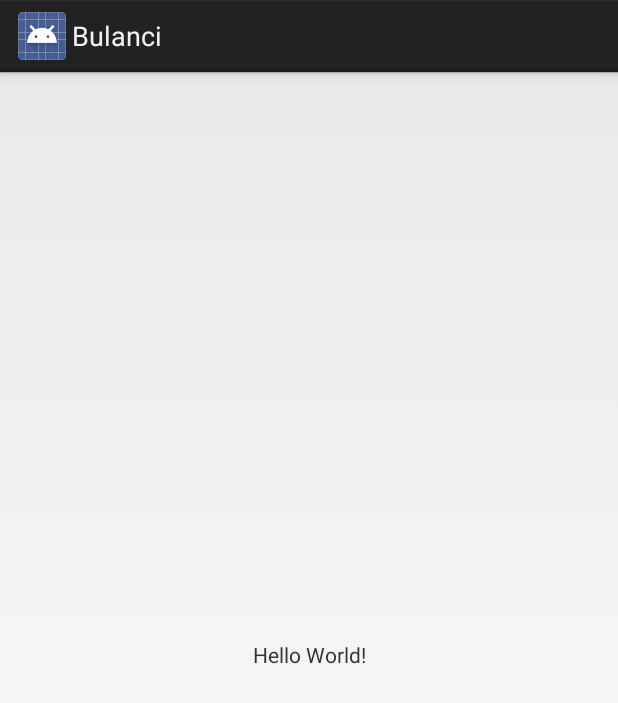
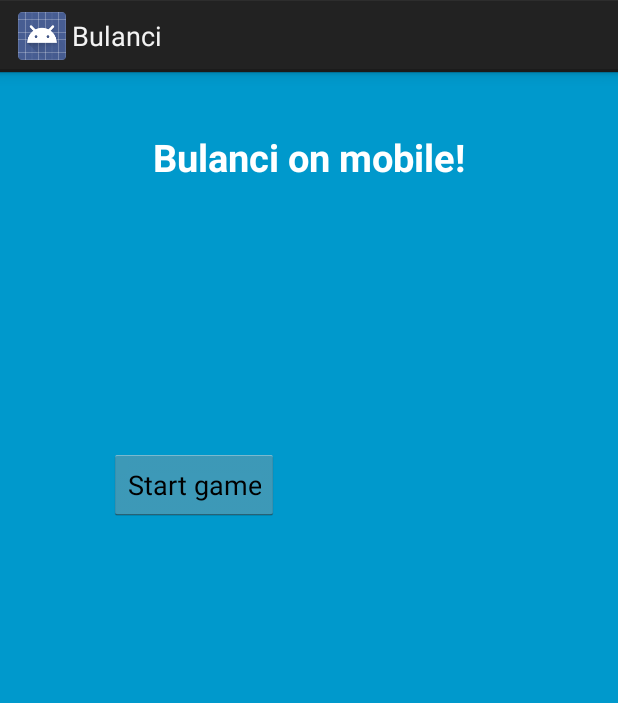
Before and after one commit to JustNaxi/Bulanci, an Android app: the layout activity_main.xml on its own in the app's theme, with its tools: preview values and no code run, on a phone screen of 412 x 824 dp. Shown: the top 703 px of the screen. Run offline under Robolectric (Android 15) with nearby library versions, the phone set to English and light mode, and no system bars.

Commit message:
Základ projektu - vytvoření activit menu a hry - vytvoření view - vytvoření hlavního gameloopu

```diff
--- a/app/build.gradle
+++ b/app/build.gradle
@@ -21,6 +21,8 @@ android {
 dependencies {
     implementation fileTree(dir: 'libs', include: ['*.jar'])
     implementation 'com.android.support.constraint:constraint-layout:1.1.3'
+    implementation 'com.android.support:appcompat-v7:28.0.0'
+    implementation 'android.arch.lifecycle:extensions:1.1.1'
     testImplementation 'junit:junit:4.12'
     androidTestImplementation 'com.android.support.test:runner:1.0.2'
     androidTestImplementation 'com.android.support.test.espresso:espresso-core:3.0.2'
--- a/app/src/main/AndroidManifest.xml
+++ b/app/src/main/AndroidManifest.xml
@@ -9,13 +9,17 @@
         android:roundIcon="@mipmap/ic_launcher_round"
         android:supportsRtl="true"
         android:theme="@style/AppTheme">
-        <activity android:name=".MainActivity">
+        <activity android:name=".MainActivity" android:screenOrientation="landscape">
+
             <intent-filter>
                 <action android:name="android.intent.action.MAIN" />
 
                 <category android:name="android.intent.category.LAUNCHER" />
             </intent-filter>
         </activity>
+        <activity android:name=".GameActivity" android:screenOrientation="landscape">
+
+        </activity>
     </application>
 
 </manifest>
--- a/app/src/main/res/layout/activity_main.xml
+++ b/app/src/main/res/layout/activity_main.xml
@@ -4,15 +4,38 @@
     xmlns:tools="http://schemas.android.com/tools"
     android:layout_width="match_parent"
     android:layout_height="match_parent"
+    android:background="@android:color/holo_blue_dark"
     tools:context=".MainActivity">
 
     <TextView
+        android:id="@+id/textView"
         android:layout_width="wrap_content"
         android:layout_height="wrap_content"
-        android:text="Hello World!"
+        android:text="Bulanci on mobile!"
+        android:textColor="@android:color/background_light"
+        android:textSize="25sp"
+        android:textStyle="bold"
         app:layout_constraintBottom_toBottomOf="parent"
         app:layout_constraintLeft_toLeftOf="parent"
         app:layout_constraintRight_toRightOf="parent"
-        app:layout_constraintTop_toTopOf="parent" />
+        app:layout_constraintTop_toTopOf="parent"
+        app:layout_constraintVertical_bias="0.053" />
+
+    <Button
+        android:id="@+id/startGame"
+        android:layout_width="113dp"
+        android:layout_height="wrap_content"
+        android:layout_marginStart="8dp"
+        android:layout_marginTop="8dp"
+        android:layout_marginEnd="8dp"
+        android:layout_marginBottom="52dp"
+        android:text="Start game"
+        android:onClick="startGame"
+        app:layout_constraintBottom_toBottomOf="parent"
+        app:layout_constraintEnd_toEndOf="parent"
+        app:layout_constraintHorizontal_bias="0.228"
+        app:layout_constraintStart_toStartOf="parent"
+        app:layout_constraintTop_toTopOf="parent"
+        app:layout_constraintVertical_bias="0.364" />
 
 </android.support.constraint.ConstraintLayout>
```
Also changed, not shown: app/src/main/java/com/example/naxi/bulanci/GameActivity.java (added, +13 -0 lines), app/src/main/java/com/example/naxi/bulanci/GameLoop.java (added, +27 -0 lines), app/src/main/java/com/example/naxi/bulanci/GameView.java (added, +24 -0 lines), app/src/main/java/com/example/naxi/bulanci/MainActivity.java (+7 -0 lines), app/src/main/res/layout/activity_game.xml (added, +23 -0 lines).
